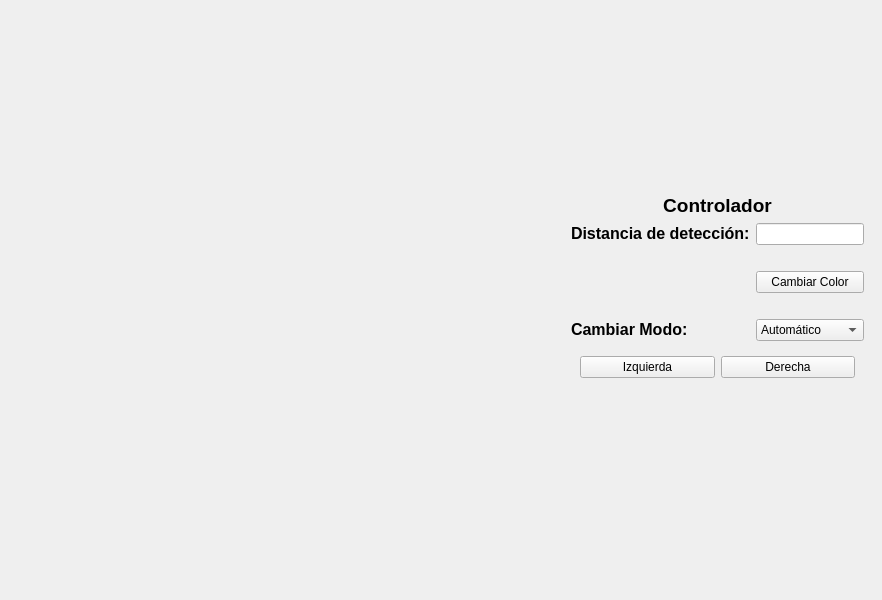
This is app/main_window.ui in Kirutre/radar as Qt 5 draws it before an edit. The edited form follows.
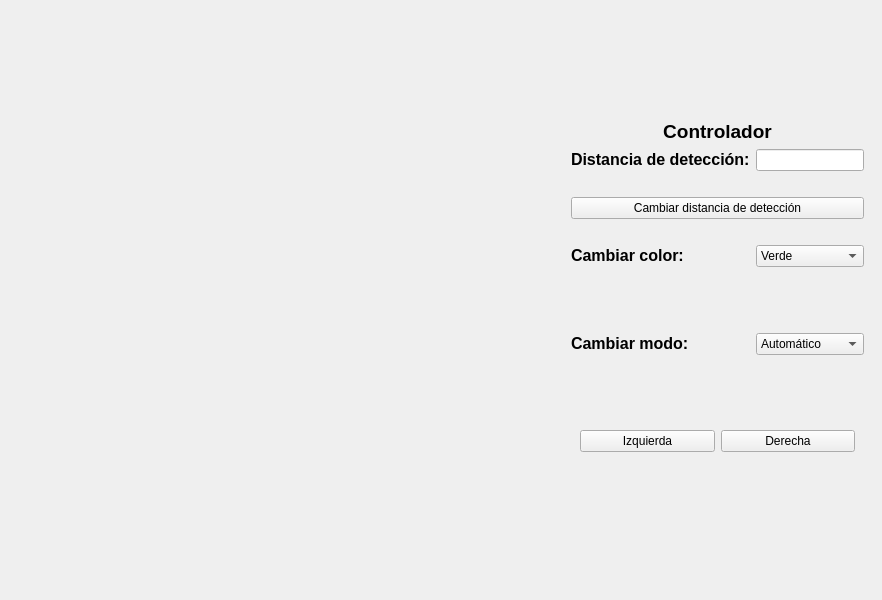
This is the edited form. Custom widgets are drawn as their Qt base class.

Commit message: Finished without follow mode

Patch:
```diff
--- a/app/main_window.ui
+++ b/app/main_window.ui
@@ -119,29 +119,48 @@
     <item row="0" column="3" rowspan="2">
      <widget class="QWidget" name="widget_2" native="true">
       <layout class="QGridLayout" name="gridLayout_2">
-       <item row="6" column="1">
-        <widget class="QComboBox" name="change_mode_combo_box">
-         <item>
-          <property name="text">
-           <string>Automático</string>
-          </property>
-         </item>
-         <item>
-          <property name="text">
-           <string>Manual</string>
-          </property>
-         </item>
-         <item>
-          <property name="text">
-           <string>Seguimiento</string>
-          </property>
-         </item>
+       <item row="7" column="0">
+        <widget class="QLabel" name="change_color_label">
+         <property name="text">
+          <string>&lt;html&gt;&lt;head/&gt;&lt;body&gt;&lt;p&gt;&lt;span style=&quot; font-size:12pt; font-weight:700;&quot;&gt;Cambiar color:&lt;/span&gt;&lt;/p&gt;&lt;/body&gt;&lt;/html&gt;</string>
+         </property>
         </widget>
        </item>
-       <item row="2" column="1">
-        <widget class="QLineEdit" name="detection_distance_line_edit"/>
+       <item row="1" column="0" colspan="2">
+        <widget class="QLabel" name="radar_title_label">
+         <property name="text">
+          <string>&lt;html&gt;&lt;head/&gt;&lt;body&gt;&lt;p align=&quot;center&quot;&gt;&lt;span style=&quot; font-size:14pt; font-weight:700;&quot;&gt;Controlador&lt;/span&gt;&lt;/p&gt;&lt;/body&gt;&lt;/html&gt;</string>
+         </property>
+        </widget>
+       </item>
+       <item row="10" column="0" colspan="2">
+        <spacer name="horizontalSpacer_10">
+         <property name="orientation">
+          <enum>Qt::Orientation::Horizontal</enum>
+         </property>
+         <property name="sizeHint" stdset="0">
+          <size>
+           <width>40</width>
+           <height>20</height>
+          </size>
+         </property>
+        </spacer>
        </item>
        <item row="5" column="0" colspan="2">
+        <widget class="QPushButton" name="change_detection_distance_button">
+         <property name="text">
+          <string>Cambiar distancia de detección</string>
+         </property>
+        </widget>
+       </item>
+       <item row="11" column="0">
+        <widget class="QLabel" name="change_mode_label">
+         <property name="text">
+          <string>&lt;html&gt;&lt;head/&gt;&lt;body&gt;&lt;p&gt;&lt;span style=&quot; font-size:12pt; font-weight:700;&quot;&gt;Cambiar modo:&lt;/span&gt;&lt;/p&gt;&lt;/body&gt;&lt;/html&gt;</string>
+         </property>
+        </widget>
+       </item>
+       <item row="6" column="0" colspan="2">
         <spacer name="horizontalSpacer_2">
          <property name="orientation">
           <enum>Qt::Orientation::Horizontal</enum>
@@ -154,11 +173,62 @@
          </property>
         </spacer>
        </item>
-       <item row="4" column="1">
-        <widget class="QPushButton" name="change_color_button">
-         <property name="text">
-          <string>Cambiar Color</string>
+       <item row="0" column="0">
+        <spacer name="verticalSpacer">
+         <property name="orientation">
+          <enum>Qt::Orientation::Vertical</enum>
          </property>
+         <property name="sizeHint" stdset="0">
+          <size>
+           <width>20</width>
+           <height>40</height>
+          </size>
+         </property>
+        </spacer>
+       </item>
+       <item row="17" column="0">
+        <spacer name="verticalSpacer_2">
+         <property name="orientation">
+          <enum>Qt::Orientation::Vertical</enum>
+         </property>
+         <property name="sizeHint" stdset="0">
+          <size>
+           <width>20</width>
+           <height>40</height>
+          </size>
+         </property>
+        </spacer>
+       </item>
+       <item row="9" column="0" colspan="2">
+        <spacer name="horizontalSpacer_8">
+         <property name="orientation">
+          <enum>Qt::Orientation::Horizontal</enum>
+         </property>
+         <property name="sizeHint" stdset="0">
+          <size>
+           <width>40</width>
+           <height>20</height>
+          </size>
+         </property>
+        </spacer>
+       </item>
+       <item row="7" column="1">
+        <widget class="QComboBox" name="change_color_combo_box">
+         <item>
+          <property name="text">
+           <string>Verde</string>
+          </property>
+         </item>
+         <item>
+          <property name="text">
+           <string>Rojo</string>
+          </property>
+         </item>
+         <item>
+          <property name="text">
+           <string>Azul</string>
+          </property>
+         </item>
         </widget>
        </item>
        <item row="2" column="0">
@@ -168,20 +238,26 @@
          </property>
         </widget>
        </item>
-       <item row="3" column="0" colspan="2">
-        <spacer name="horizontalSpacer">
-         <property name="orientation">
-          <enum>Qt::Orientation::Horizontal</enum>
-         </property>
-         <property name="sizeHint" stdset="0">
-          <size>
-           <width>40</width>
-           <height>20</height>
-          </size>
-         </property>
-        </spacer>
+       <item row="11" column="1">
+        <widget class="QComboBox" name="change_mode_combo_box">
+         <item>
+          <property name="text">
+           <string>Automático</string>
+          </property>
+         </item>
+         <item>
+          <property name="text">
+           <string>Manual</string>
+          </property>
+         </item>
+         <item>
+          <property name="text">
+           <string>Seguimiento</string>
+          </property>
+         </item>
+        </widget>
        </item>
-       <item row="8" column="0" colspan="2">
+       <item row="16" column="0" colspan="2">
         <widget class="QWidget" name="move_widget" native="true">
          <layout class="QGridLayout" name="gridLayout_3">
           <item row="1" column="0">
@@ -201,42 +277,70 @@
          </layout>
         </widget>
        </item>
-       <item row="1" column="0" colspan="2">
-        <widget class="QLabel" name="radar_title_label">
-         <property name="text">
-          <string>&lt;html&gt;&lt;head/&gt;&lt;body&gt;&lt;p align=&quot;center&quot;&gt;&lt;span style=&quot; font-size:14pt; font-weight:700;&quot;&gt;Controlador&lt;/span&gt;&lt;/p&gt;&lt;/body&gt;&lt;/html&gt;</string>
+       <item row="2" column="1">
+        <widget class="QLineEdit" name="detection_distance_line_edit"/>
+       </item>
+       <item row="15" column="0" colspan="2">
+        <spacer name="horizontalSpacer_11">
+         <property name="orientation">
+          <enum>Qt::Orientation::Horizontal</enum>
          </property>
-        </widget>
+         <property name="sizeHint" stdset="0">
+          <size>
+           <width>40</width>
+           <height>20</height>
+          </size>
+         </property>
+        </spacer>
        </item>
-       <item row="6" column="0">
-        <widget class="QLabel" name="change_mode_label">
-         <property name="text">
-          <string>&lt;html&gt;&lt;head/&gt;&lt;body&gt;&lt;p&gt;&lt;span style=&quot; font-size:12pt; font-weight:700;&quot;&gt;Cambiar Modo:&lt;/span&gt;&lt;/p&gt;&lt;/body&gt;&lt;/html&gt;</string>
+       <item row="13" column="0" colspan="2">
+        <spacer name="horizontalSpacer_9">
+         <property name="orientation">
+          <enum>Qt::Orientation::Horizontal</enum>
          </property>
-        </widget>
+         <property name="sizeHint" stdset="0">
+          <size>
+           <width>40</width>
+           <height>20</height>
+          </size>
+         </property>
+        </spacer>
        </item>
-       <item row="0" column="0">
-        <spacer name="verticalSpacer">
+       <item row="8" column="0" colspan="2">
+        <spacer name="horizontalSpacer_7">
          <property name="orientation">
-          <enum>Qt::Orientation::Vertical</enum>
+          <enum>Qt::Orientation::Horizontal</enum>
          </property>
          <property name="sizeHint" stdset="0">
           <size>
-           <width>20</width>
-           <height>40</height>
+           <width>40</width>
+           <height>20</height>
           </size>
          </property>
         </spacer>
        </item>
-       <item row="9" column="0">
-        <spacer name="verticalSpacer_2">
+       <item row="3" column="0" colspan="2">
+        <spacer name="horizontalSpacer">
          <property name="orientation">
-          <enum>Qt::Orientation::Vertical</enum>
+          <enum>Qt::Orientation::Horizontal</enum>
          </property>
          <property name="sizeHint" stdset="0">
           <size>
-           <width>20</width>
-           <height>40</height>
+           <width>40</width>
+           <height>20</height>
+          </size>
+         </property>
+        </spacer>
+       </item>
+       <item row="14" column="0" colspan="2">
+        <spacer name="horizontalSpacer_12">
+         <property name="orientation">
+          <enum>Qt::Orientation::Horizontal</enum>
+         </property>
+         <property name="sizeHint" stdset="0">
+          <size>
+           <width>40</width>
+           <height>20</height>
           </size>
          </property>
         </spacer>
```
The commit also changes 6 other files.
